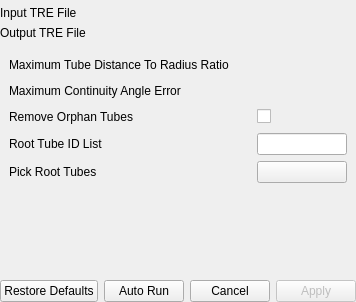
The window that Modules/Loadable/InteractiveTubesToTree/Resources/UI/qSlicerInteractiveTubesToTreeModuleWidget.ui (KitwareMedical/Deprecated-VesselView) describes before a commit, drawn with Qt 5.
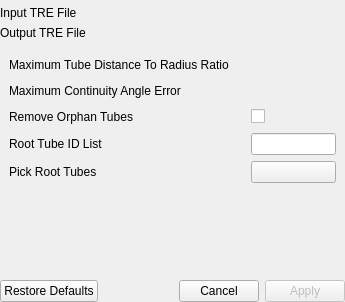
The same window after the commit. Custom widgets are drawn as their Qt base class.

What changed in the file:
```diff
--- a/Modules/Loadable/InteractiveTubesToTree/Resources/UI/qSlicerInteractiveTubesToTreeModuleWidget.ui
+++ b/Modules/Loadable/InteractiveTubesToTree/Resources/UI/qSlicerInteractiveTubesToTreeModuleWidget.ui
@@ -368,16 +368,6 @@
        </property>
       </widget>
      </item>
-     <item>
-      <widget class="QPushButton" name="AutoRunPushButton">
-       <property name="enabled">
-        <bool>true</bool>
-       </property>
-       <property name="text">
-        <string>Auto Run</string>
-       </property>
-      </widget>
-     </item>
      <item>
       <spacer name="horizontalSpacer">
        <property name="orientation">
@@ -444,17 +434,17 @@
    <extends>QWidget</extends>
    <header>ctkSliderWidget.h</header>
   </customwidget>
-  <customwidget>
-   <class>qSlicerCLIProgressBar</class>
-   <extends>QWidget</extends>
-   <header>qSlicerCLIProgressBar.h</header>
-   <container>1</container>
-  </customwidget>
   <customwidget>
    <class>qMRMLSliderWidget</class>
    <extends>ctkSliderWidget</extends>
    <header>qMRMLSliderWidget.h</header>
   </customwidget>
+  <customwidget>
+   <class>qSlicerCLIProgressBar</class>
+   <extends>QWidget</extends>
+   <header>qSlicerCLIProgressBar.h</header>
+   <container>1</container>
+  </customwidget>
  </customwidgets>
  <resources/>
  <connections>
```
Left out of the diff: 4 changed lines with no effect on the pictures.
